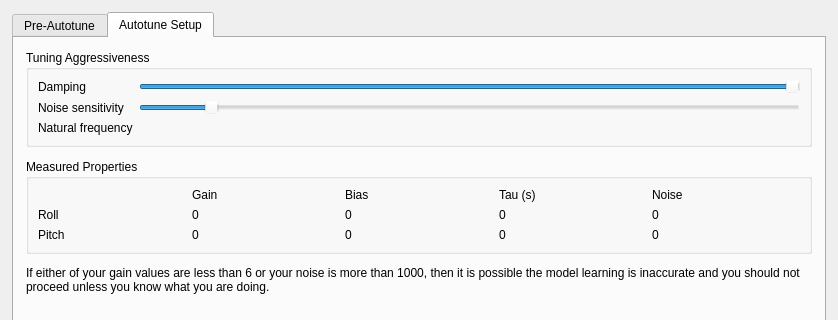
Qt form ground/gcs/src/plugins/config/autotune.ui (TauLabs/TauLabs) before a commit; both pictures show x 0 to 838 and y 0 to 320 of the 838 by 757 pixel window.
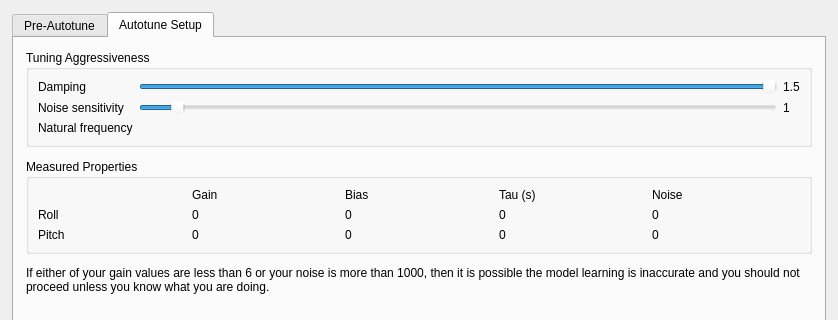
The same form after that commit. The open tabs and pages were chosen to show the change.

Commit message:
Ground: Autotune noise sensitivity more precise
Allow adjusting by 0.1% steps. Since typically there is a large
difference between 1 and 2% and for my mini quads something
like 0.8% is the max they can handle. The default is set to
0.5% which seems fine for all my frames.

What changed in the file:
```diff
--- a/ground/gcs/src/plugins/config/autotune.ui
+++ b/ground/gcs/src/plugins/config/autotune.ui
@@ -254,13 +254,13 @@
                  <number>0</number>
                 </property>
                 <property name="maximum">
-                 <number>10</number>
+                 <number>100</number>
                 </property>
                 <property name="singleStep">
                  <number>1</number>
                 </property>
                 <property name="value">
-                 <number>1</number>
+                 <number>5</number>
                 </property>
                 <property name="orientation">
                  <enum>Qt::Horizontal</enum>
@@ -283,6 +283,20 @@
                 </property>
                </widget>
               </item>
+              <item row="0" column="2">
+               <widget class="QLabel" name="lblDamp">
+                <property name="text">
+                 <string>1.5</string>
+                </property>
+               </widget>
+              </item>
+              <item row="1" column="2">
+               <widget class="QLabel" name="lblNoise">
+                <property name="text">
+                 <string>1</string>
+                </property>
+               </widget>
+              </item>
              </layout>
             </widget>
            </item>
```
The commit also changes 1 other file.
